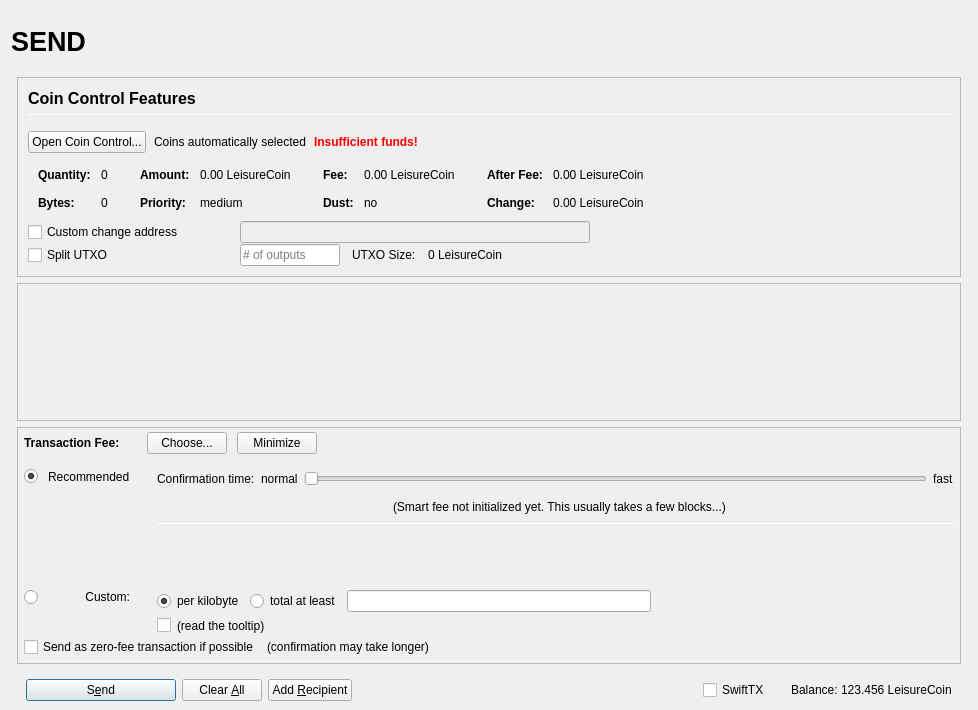
Above: src/qt/forms/sendcoinsdialog.ui from LeisureCoinProject/LeisureCoin-Core before the change. Below: the same form after it.
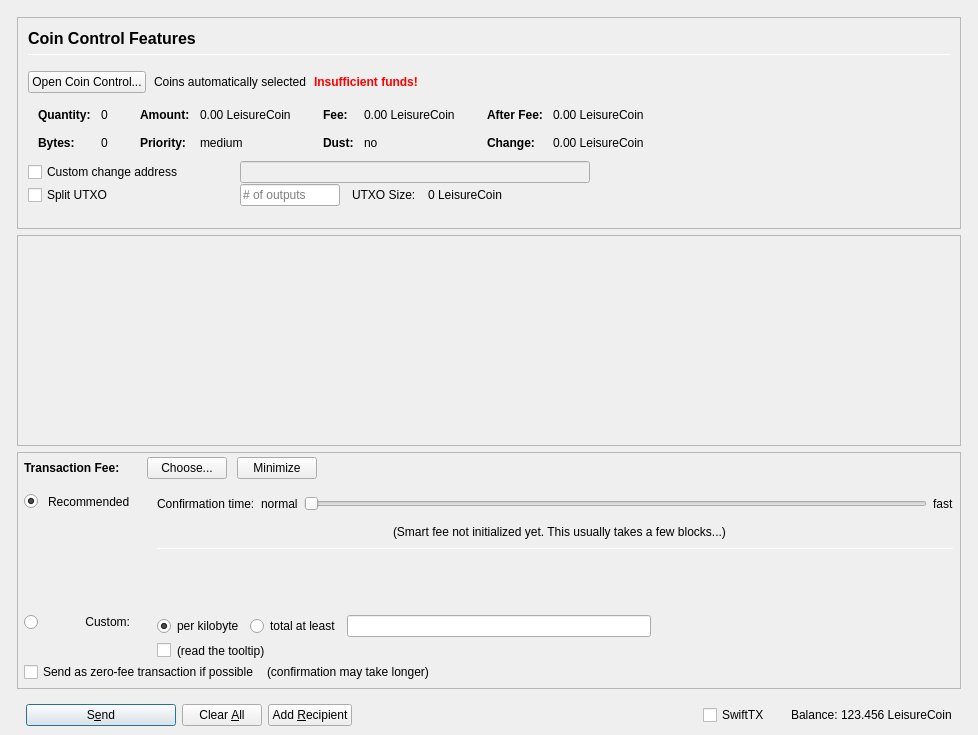
That is the form after the change. Icons and pictures are not drawn. Custom widgets are drawn as their Qt base class.

```diff
--- a/src/qt/forms/sendcoinsdialog.ui
+++ b/src/qt/forms/sendcoinsdialog.ui
@@ -10,7 +10,7 @@
     <x>0</x>
     <y>0</y>
     <width>978</width>
-    <height>710</height>
+    <height>735</height>
    </rect>
   </property>
   <property name="windowTitle">
@@ -53,79 +53,10 @@
          <number>0</number>
         </property>
         <item>
-         <layout class="QHBoxLayout" name="horizontalLayout_Header" stretch="1,0,1">
+         <layout class="QHBoxLayout" name="horizontalLayout_Header" stretch="">
           <property name="spacing">
            <number>6</number>
           </property>
-          <item>
-           <widget class="QLabel" name="labelOverviewHeaderLeft">
-            <property name="minimumSize">
-             <size>
-              <width>464</width>
-              <height>60</height>
-             </size>
-            </property>
-            <property name="maximumSize">
-             <size>
-              <width>16777215</width>
-              <height>60</height>
-             </size>
-            </property>
-            <property name="font">
-             <font>
-              <pointsize>20</pointsize>
-              <weight>75</weight>
-              <bold>true</bold>
-             </font>
-            </property>
-            <property name="text">
-             <string>SEND</string>
-            </property>
-            <property name="alignment">
-             <set>Qt::AlignLeading|Qt::AlignLeft|Qt::AlignVCenter</set>
-            </property>
-           </widget>
-          </item>
-          <item>
-           <spacer name="horizontalSpacer_Header">
-            <property name="orientation">
-             <enum>Qt::Horizontal</enum>
-            </property>
-            <property name="sizeHint" stdset="0">
-             <size>
-              <width>40</width>
-              <height>20</height>
-             </size>
-            </property>
-           </spacer>
-          </item>
-          <item>
-           <widget class="QLabel" name="labelOverviewHeaderRight">
-            <property name="minimumSize">
-             <size>
-              <width>464</width>
-              <height>60</height>
-             </size>
-            </property>
-            <property name="maximumSize">
-             <size>
-              <width>16777215</width>
-              <height>60</height>
-             </size>
-            </property>
-            <property name="font">
-             <font>
-              <pointsize>14</pointsize>
-             </font>
-            </property>
-            <property name="text">
-             <string/>
-            </property>
-            <property name="alignment">
-             <set>Qt::AlignRight|Qt::AlignTrailing|Qt::AlignVCenter</set>
-            </property>
-           </widget>
-          </item>
          </layout>
         </item>
        </layout>
@@ -897,8 +828,8 @@
             <rect>
              <x>0</x>
              <y>0</y>
-             <width>944</width>
-             <height>73</height>
+             <width>938</width>
+             <height>87</height>
             </rect>
            </property>
            <layout class="QVBoxLayout" name="verticalLayout_2" stretch="0,1">
@@ -1735,17 +1666,17 @@
   </layout>
  </widget>
  <customwidgets>
-  <customwidget>
-   <class>QValidatedLineEdit</class>
-   <extends>QLineEdit</extends>
-   <header>qvalidatedlineedit.h</header>
-  </customwidget>
   <customwidget>
    <class>BitcoinAmountField</class>
    <extends>QLineEdit</extends>
    <header>bitcoinamountfield.h</header>
    <container>1</container>
   </customwidget>
+  <customwidget>
+   <class>QValidatedLineEdit</class>
+   <extends>QLineEdit</extends>
+   <header>qvalidatedlineedit.h</header>
+  </customwidget>
  </customwidgets>
  <resources>
   <include location="../LeisureCoin.qrc"/>
```
